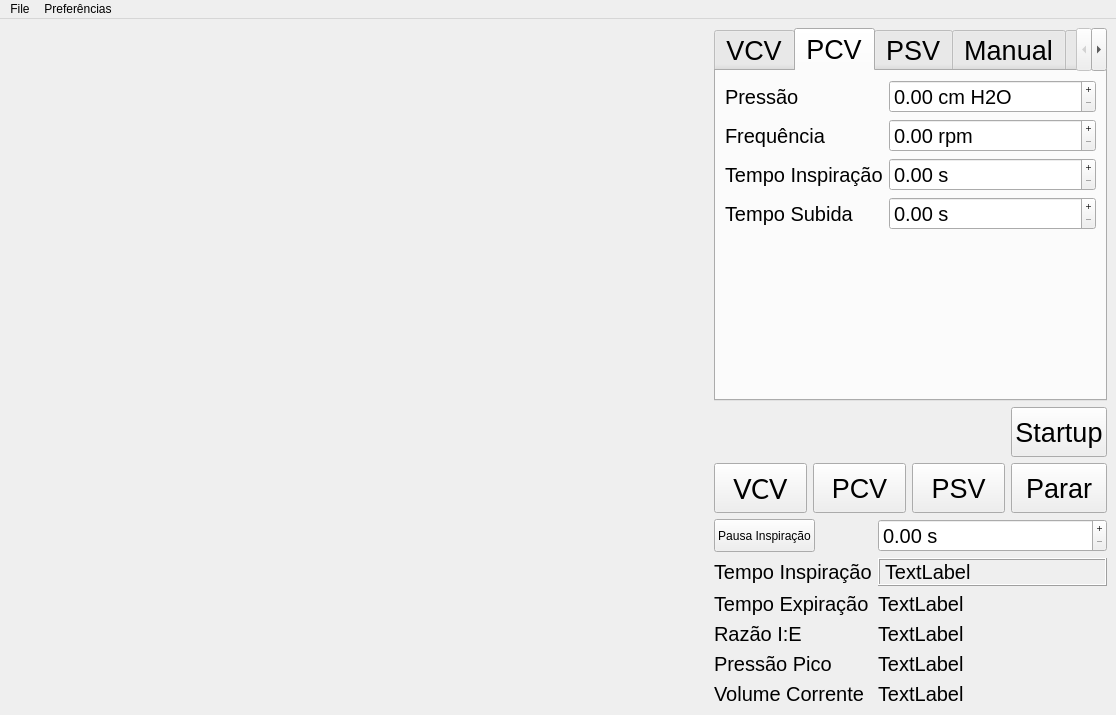
The window that ui/GUI_mainWindow.ui (gtorelly/software-ventilador) describes before a commit, drawn with Qt 5.
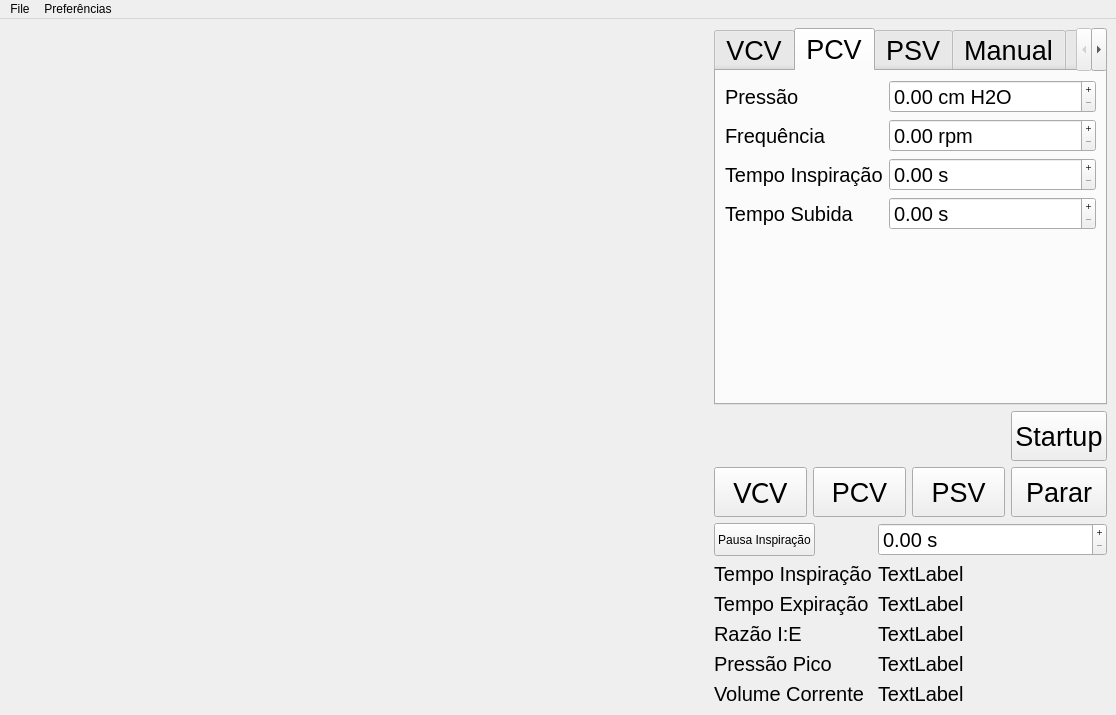
The same window after the commit.

```diff
--- a/ui/GUI_mainWindow.ui
+++ b/ui/GUI_mainWindow.ui
@@ -1906,10 +1906,10 @@
              </font>
             </property>
             <property name="frameShape">
-             <enum>QFrame::Box</enum>
+             <enum>QFrame::NoFrame</enum>
             </property>
             <property name="frameShadow">
-             <enum>QFrame::Raised</enum>
+             <enum>QFrame::Plain</enum>
             </property>
             <property name="text">
              <string>TextLabel</string>
```
